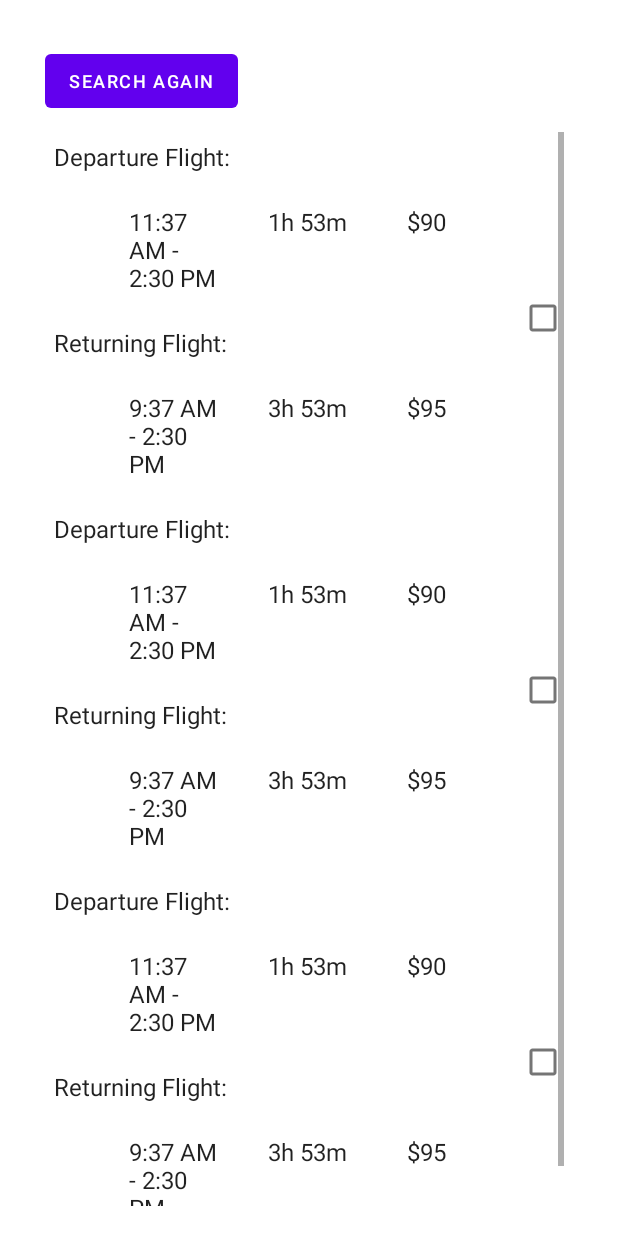
After one commit to amandaf360/FlightCompare, an Android app: the layout fragment_flightresults.xml on its own in the app's theme, with its tools: preview values and no code run, on a phone screen of 412 x 824 dp. The commit adds this screen. Run offline under Robolectric (Android 15) with nearby library versions, the phone set to English and light mode, and no system bars.

Commit message:
starting recycler view stuff for search results

```diff
--- /dev/null
+++ b/app/src/main/java/com/example/flightcompare/CompareFlightsPresenter.java
@@ -0,0 +1,4 @@
+package com.example.flightcompare;
+
+public class CompareFlightsPresenter {
+}
--- a/app/src/main/java/com/example/flightcompare/Data/FirestoreData.java
+++ b/app/src/main/java/com/example/flightcompare/Data/FirestoreData.java
@@ -68,8 +68,8 @@ public class FirestoreData {
                             for (QueryDocumentSnapshot document : task.getResult()) {
                                 Log.d("Querying flights", "Getting a result");
                                 String airline = (String) document.get("airline");
-                                String arrive_time = (String) document.get("arrive_time");
-                                String depart_time = (String) document.get("depart_time");
+                                String arrive_time = document.get("arrive_time").toString();
+                                String depart_time = document.get("depart_time").toString();
                                 DocumentReference from_location = (DocumentReference) document.get("from_location");
                                 DocumentReference to_location = (DocumentReference) document.get("to_location");
                                 String flight_num = (String) document.get("flight_num");
--- a/app/src/main/java/com/example/flightcompare/Data/Singleton.java
+++ b/app/src/main/java/com/example/flightcompare/Data/Singleton.java
@@ -12,6 +12,7 @@ import java.util.List;
 public class Singleton {
     static Singleton data;
     private ArrayList<Airport> airports;
+
     private ArrayList<Flight> flights;
 
     public static void init(){
@@ -53,4 +54,8 @@ public class Singleton {
     private ArrayList<Airport> _getAirports(){
         return airports;
     }
+
+    public ArrayList<Flight> getFlights() {
+        return flights;
+    }
 }
--- a/app/src/main/java/com/example/flightcompare/FlightsTab/CompareFlightsPresenter.java
+++ /dev/null
@@ -1,4 +0,0 @@
-package com.example.flightcompare.FlightsTab;
-
-public class CompareFlightsPresenter {
-}
--- /dev/null
+++ b/app/src/main/res/layout/fragment_flightresult_list_item.xml
@@ -0,0 +1,126 @@
+<?xml version="1.0" encoding="utf-8"?>
+
+<LinearLayout xmlns:android="http://schemas.android.com/apk/res/android"
+    android:layout_width="match_parent"
+    android:layout_height="wrap_content"
+    android:orientation="horizontal">
+
+    <LinearLayout
+        android:layout_width="match_parent"
+        android:layout_height="wrap_content"
+        android:layout_weight="3"
+        android:orientation="vertical">
+
+        <TextView
+            android:id="@+id/depart_text"
+            android:layout_width="wrap_content"
+            android:layout_height="wrap_content"
+            android:layout_marginTop="5dp"
+            android:layout_marginBottom="5dp"
+            android:text="@string/depart_flight"
+            android:textAppearance="?attr/textAppearanceListItem" />
+
+        <!--    departure info -->
+        <LinearLayout
+            android:layout_width="match_parent"
+            android:layout_height="wrap_content"
+            android:orientation="horizontal">
+
+            <ImageView
+                android:id="@+id/depart_flight_airline_img"
+                android:layout_width="wrap_content"
+                android:layout_height="wrap_content"
+                android:layout_gravity="center"
+                android:paddingLeft="10dp"
+                android:src="@drawable/ic_flights" />
+
+            <TextView
+                android:id="@+id/depart_time_text"
+                android:layout_width="match_parent"
+                android:layout_height="wrap_content"
+                android:layout_margin="@dimen/text_margin"
+                android:layout_weight="1"
+                android:text="11:37 AM - 2:30 PM"
+                android:textAppearance="?attr/textAppearanceListItem" />
+
+            <TextView
+                android:id="@+id/depart_duration_text"
+                android:layout_width="match_parent"
+                android:layout_height="wrap_content"
+                android:layout_margin="@dimen/text_margin"
+                android:layout_weight="1"
+                android:text="1h 53m"
+                android:textAppearance="?attr/textAppearanceListItem" />
+
+            <TextView
+                android:id="@+id/depart_price_text"
+                android:layout_width="match_parent"
+                android:layout_height="wrap_content"
+                android:layout_margin="@dimen/text_margin"
+                android:layout_weight="1"
+                android:text="$90"
+                android:textAppearance="?attr/textAppearanceListItem" />
+        </LinearLayout>
+
+        <TextView
+            android:id="@+id/return_text"
+            android:layout_width="wrap_content"
+            android:layout_height="wrap_content"
+            android:layout_marginTop="5dp"
+            android:layout_marginBottom="5dp"
+            android:text="@string/return_flight"
+            android:textAppearance="?attr/textAppearanceListItem" />
+        <!--    returning info -->
+        <LinearLayout
+            android:layout_width="match_parent"
+            android:layout_height="wrap_content"
+            android:orientation="horizontal">
+
+            <ImageView
+                android:id="@+id/return_flight_airline_img"
+                android:layout_width="wrap_content"
+                android:layout_height="wrap_content"
+                android:layout_gravity="center"
+                android:paddingLeft="10dp"
+                android:src="@drawable/ic_flights" />
+
+            <TextView
+                android:id="@+id/return_time_text"
+                android:layout_width="match_parent"
+                android:layout_height="wrap_content"
+                android:layout_margin="@dimen/text_margin"
+                android:layout_weight="1"
+                android:text="9:37 AM - 2:30 PM"
+                android:textAppearance="?attr/textAppearanceListItem" />
+
+            <TextView
+                android:id="@+id/return_duration_text"
+                android:layout_width="match_parent"
+                android:layout_height="wrap_content"
+                android:layout_margin="@dimen/text_margin"
+                android:layout_weight="1"
+                android:text="3h 53m"
+                android:textAppearance="?attr/textAppearanceListItem" />
+
+            <TextView
+                android:id="@+id/return_price_text"
+                android:layout_width="match_parent"
+                android:layout_height="wrap_content"
+                android:layout_margin="@dimen/text_margin"
+                android:layout_weight="1"
+                android:text="$95"
+                android:textAppearance="?attr/textAppearanceListItem" />
+        </LinearLayout>
+
+    </LinearLayout>
+
+    <CheckBox
+        android:id="@+id/saved_checkbox"
+        android:layout_width="wrap_content"
+        android:layout_height="wrap_content"
+        android:layout_gravity="center_vertical"
+        android:layout_weight="2">
+
+    </CheckBox>
+
+</LinearLayout>
--- /dev/null
+++ b/app/src/main/res/layout/fragment_flightresults.xml
@@ -0,0 +1,46 @@
+<?xml version="1.0" encoding="utf-8"?>
+
+<android.support.constraint.ConstraintLayout xmlns:android="http://schemas.android.com/apk/res/android"
+xmlns:app="http://schemas.android.com/apk/res-auto"
+xmlns:tools="http://schemas.android.com/tools"
+android:layout_width="match_parent"
+android:layout_height="match_parent"
+android:orientation="vertical"
+android:paddingBottom="20dp"
+android:paddingLeft="20dp"
+android:paddingRight="20dp"
+android:paddingTop="20dp"
+tools:context=".FlightsTab.SearchResults">
+
+    <LinearLayout
+        android:id="@+id/linear_layout_search_results"
+        android:layout_width="match_parent"
+        android:layout_height="match_parent"
+        android:gravity="top|center"
+        android:orientation="vertical">
+
+        <com.google.android.material.button.MaterialButton
+            android:id="@+id/search_again_button"
+            style="@style/Widget.MaterialComponents.Button.UnelevatedButton"
+            android:layout_width="wrap_content"
+            android:layout_height="wrap_content"
+            android:layout_gravity="start"
+            android:layout_margin="10dp"
+            android:text="@string/search_again"
+            android:textSize="12sp"
+            app:layout_constraintBottom_toBottomOf="parent" />
+
+        <androidx.recyclerview.widget.RecyclerView
+            android:id="@+id/flight_results_recycler_view"
+            android:name="com.example.flightcompare.FlightsTab.SearchResults"
+            android:layout_width="match_parent"
+            android:layout_height="match_parent"
+            android:layout_marginLeft="16dp"
+            android:layout_marginRight="16dp"
+            android:scrollbars="vertical"
+            app:layoutManager="LinearLayoutManager"
+            tools:context=".FlightsTab.SearchResults"
+            tools:listitem="@layout/fragment_flightresult_list_item" />
+
+    </LinearLayout>
+</android.support.constraint.ConstraintLayout>
--- a/app/src/main/res/values/strings.xml
+++ b/app/src/main/res/values/strings.xml
@@ -16,6 +16,11 @@
     <string name="roundtrip">Round trip</string>
     <string name="oneway">One way</string>
 
+    <!-- Flight search results screen -->
+    <string name="search_again">Search Again</string>
+    <string name="depart_flight">Departure Flight:</string>
+    <string name="return_flight">Returning Flight:</string>
+
     <!-- TODO: Remove or change this placeholder text -->
     <string name="hello_blank_fragment">Hello blank fragment</string>
 
```
Also changed, not shown: app/src/main/java/com/example/flightcompare/CompareFlights.java (renamed from app/src/main/java/com/example/flightcompare/FlightsTab/CompareFlights.java, +1 -7 lines), app/src/main/java/com/example/flightcompare/FlightsTab/MyFlightResultRecyclerViewAdapter.java (+149 -47 lines), app/src/main/java/com/example/flightcompare/FlightsTab/SearchFlights.java (+25 -0 lines), app/src/main/java/com/example/flightcompare/FlightsTab/SearchResults.java (+85 -67 lines), app/src/main/java/com/example/flightcompare/FlightsTab/dummy/DummyContent.java (deleted, +0 -72 lines), app/src/main/java/com/example/flightcompare/MainActivity.java (+7 -1 lines), app/src/main/res/layout/fragment_flightresult.xml (deleted, +0 -20 lines), app/src/main/res/layout/fragment_flightresult_list.xml (deleted, +0 -13 lines), app/src/main/res/layout/fragment_search_flights.xml (+7 -11 lines).
